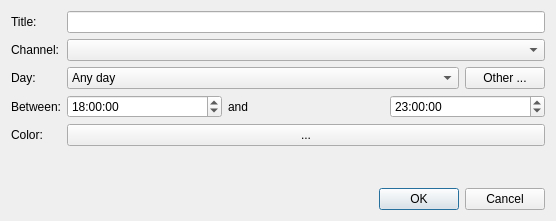
Above: src/bookmarkitemeditor.ui from rweather/tvguide before the change. Below: the same form after it.
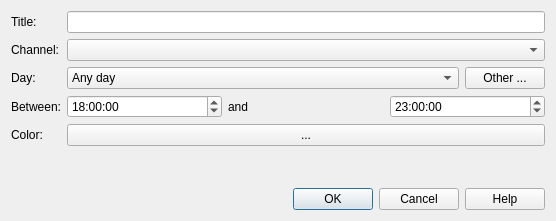
That is the form after the change.

Commit message: Add context-sensitive help to the dialogs.

```diff
--- a/src/bookmarkitemeditor.ui
+++ b/src/bookmarkitemeditor.ui
@@ -189,7 +189,7 @@
       <enum>Qt::Horizontal</enum>
      </property>
      <property name="standardButtons">
-      <set>QDialogButtonBox::Cancel|QDialogButtonBox::Ok</set>
+      <set>QDialogButtonBox::Cancel|QDialogButtonBox::Help|QDialogButtonBox::Ok</set>
      </property>
     </widget>
    </item>
```
The commit also changes 26 other files.
